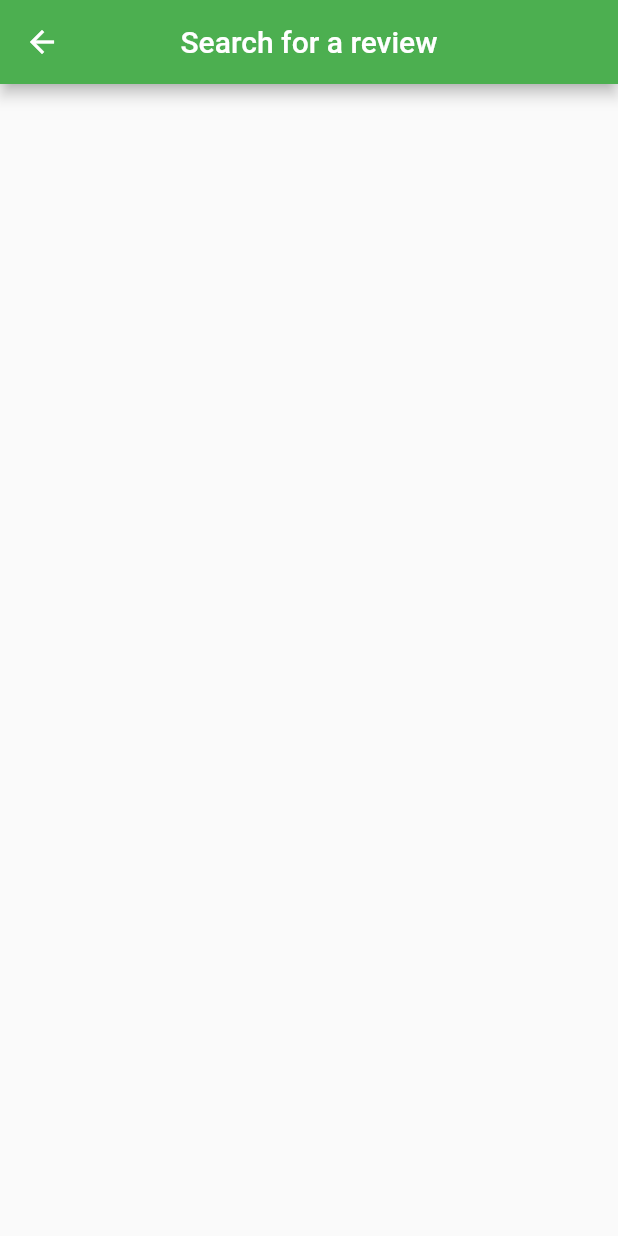
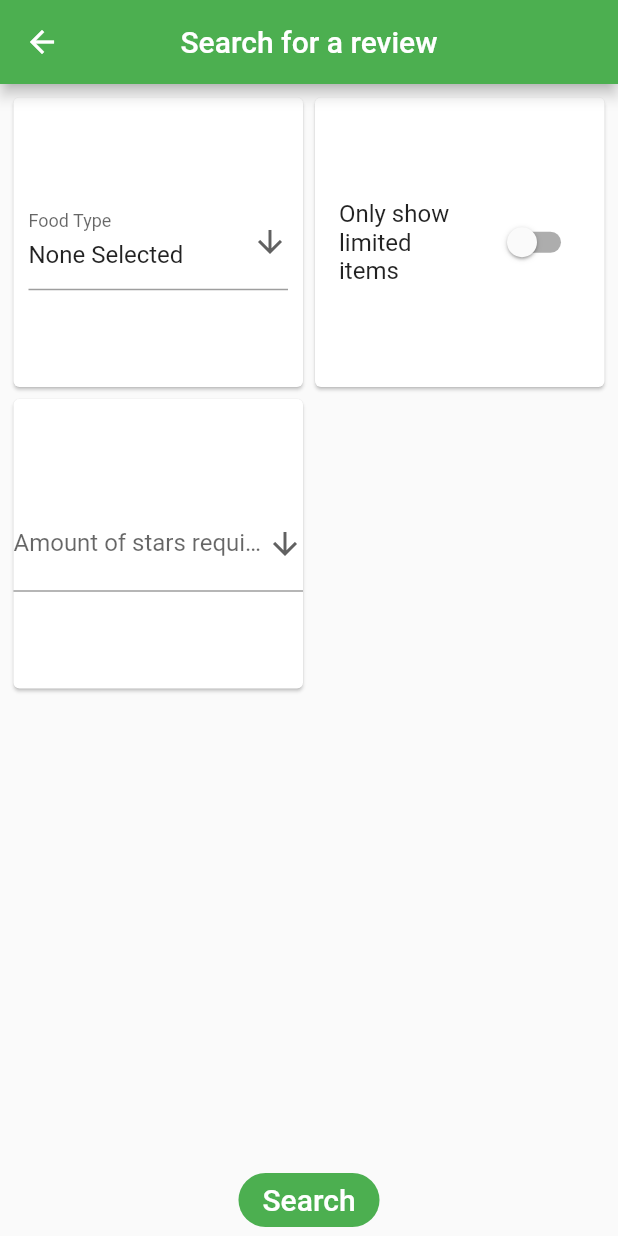
Before and after one commit to pigilwin/vegan-reviews, a Flutter app: the Search screen opened directly, on a phone screen of 412 x 824 dp. Run offline on Flutter 3.47's test engine with Material 2 defaults, Android fonts, the phone set to English and light mode, and no system bars; our stand-ins replace bloc, cloud_firestore, connectivity, equatable, firebase_auth, firebase_storage and 2 more; accounts and stored records are empty; project files that could hold a hidden picture were left out.

Commit message:
New search page

```diff
--- a/lib/reviews/features/search.dart
+++ b/lib/reviews/features/search.dart
@@ -1,6 +1,7 @@
 import 'package:flutter/material.dart';
 import 'package:flutter_bloc/flutter_bloc.dart';
 import 'package:vegan_reviews/reviews/reviews.dart';
+import 'package:vegan_reviews/shared/shared.dart';
 
 class Search extends StatefulWidget {
   @override
@@ -9,8 +10,20 @@ class Search extends StatefulWidget {
 
 class _SearchState extends State<Search> {
 
-  final PageController controller = PageController();
   final GlobalKey<ScaffoldState> scaffoldKey = GlobalKey<ScaffoldState>();
+
+  String foodType;
+  bool limited;
+  int stars;
+
+  @override
+  void initState() {
+    super.initState();
+    final ReviewsState state = context.bloc<ReviewsBloc>().state;
+    foodType = state.filterConfiguration.foodType;
+    limited = state.filterConfiguration.limited;
+    stars = state.filterConfiguration.stars;
+  }
 
   @override
   Widget build(BuildContext context) {
@@ -22,14 +35,80 @@ class _SearchState extends State<Search> {
       ),
       body: BlocBuilder<ReviewsBloc, ReviewsState>(
         builder: (BuildContext builderContext, ReviewsState state) {
-          return GridView.count(
-            crossAxisCount: 2,
+          return Column(
+            crossAxisAlignment: CrossAxisAlignment.center,
             children: [
+              Expanded(
+                child: GridView.count(
+                  padding: const EdgeInsets.all(5),
+                  crossAxisCount: 2,
+                  children: [
+                    _getFoodTypeSelector(),
+                    _getLimitedTypeSelector(),
+                    _getStarAmountSelector()
+                  ],
+                ),
+              ),
+              Button(
+                buttonText: 'Search',
+                onPressed: () {
 
+                },
+              )
             ],
           );
         },
       )
     );
   }
+
+  Widget _getFoodTypeSelector() {
+    return Card(
+      child: Padding(
+        padding: const EdgeInsets.all(10),
+        child: Center(
+          child: FoodTypeSelector(
+            selected: (String value) {
+              setState(() {
+                foodType = value;
+              });
+            },
+            value: foodType,
+            validator: null,
+          ),
+        ),
+      ),
+    );
+  }
+
+  Widget _getLimitedTypeSelector() {
+    return Card(
+      child: Center(
+        child: SwitchListTile(
+          title: const Text("Only show limited items"),
+          value: limited,
+          onChanged: (bool v) {
+            setState(() {
+              limited = v;
+            });
+          },
+        ),
+      ),
+    );
+  }
+
+  Widget _getStarAmountSelector() {
+    return Card(
+      child: Center(
+        child: StarAmountChooser(
+          value: stars,
+          selected: (int choice) {
+            setState(() {
+              stars = choice;
+            });
+          },
+        ),
+      ),
+    );
+  }
 }
```
